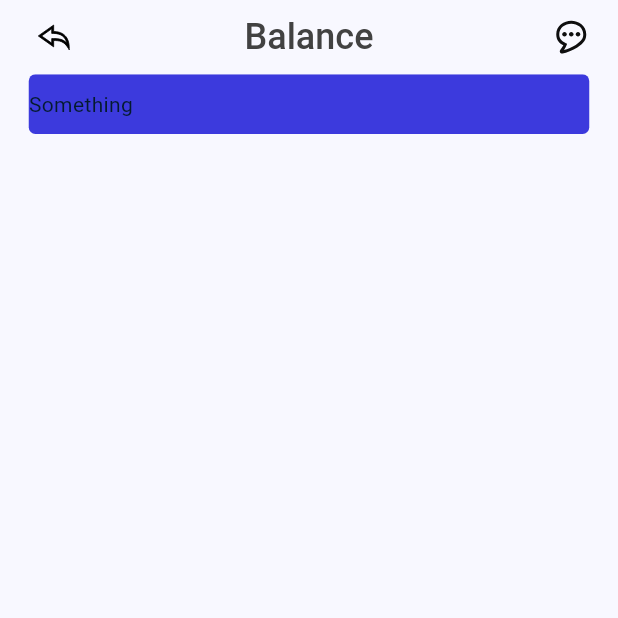
After one commit to isroilovismoiljon/talabajon_flutter, a Flutter app: the BalancePage screen opened by its route, on a phone screen of 412 x 824 dp, the top half of it. The commit adds this screen. Run offline on Flutter 3.47's test engine with Material 3 defaults, Android fonts, the phone set to English and light mode, and no system bars; our stand-ins replace dio, equatable, flutter_bloc, flutter_screenutil, flutter_secure_storage, flutter_svg and 6 more; missing offline and left inert: translator; accounts and stored records are empty.

Commit message:
Some changes sfdgfhgjk

```diff
--- a/lib/core/routing/router.dart
+++ b/lib/core/routing/router.dart
@@ -3,6 +3,7 @@ import 'package:talabajon/core/routing/routes.dart';
 import 'package:talabajon/features/auth/pages/login_page.dart';
 import 'package:talabajon/features/auth/pages/register_page.dart';
 import 'package:talabajon/features/auth/pages/verify_page.dart';
+import 'package:talabajon/features/balance/pages/balance_page.dart';
 import 'package:talabajon/features/home/pages/home_page.dart';
 import 'package:talabajon/features/profile/pages/profile_page.dart';
 import 'package:talabajon/features/service/pages/create_presentation_pages.dart';
@@ -58,5 +59,9 @@ final router = GoRouter(
         register: (state.extra as Map)["registerInfo"],
       ),
     ),
+    GoRoute(
+      path: Routes.balance,
+      builder: (context, state) => BalancePage(),
+    ),
   ],
 );
--- a/lib/core/routing/routes.dart
+++ b/lib/core/routing/routes.dart
@@ -9,4 +9,5 @@ class Routes {
   static const profile = "/profile";
   static const introductionApp = "/introduction-app";
   static const createPresentation = "/create-presentation";
+  static const balance = "/balance";
 }
--- /dev/null
+++ b/lib/features/balance/pages/balance_page.dart
@@ -0,0 +1,36 @@
+import 'package:flutter/material.dart';
+import 'package:flutter_screenutil/flutter_screenutil.dart';
+import 'package:talabajon/core/utils/colors.dart';
+import '../../common/widgets/app_bar_common.dart';
+
+class BalancePage extends StatelessWidget {
+  const BalancePage({super.key});
+
+  @override
+  Widget build(BuildContext context) {
+    return Scaffold(
+      appBar: AppBarCommon(
+        title: 'Balance',
+      ),
+      body: Padding(
+        padding: EdgeInsets.symmetric(horizontal: 20.w),
+        child: Column(
+          children: [
+            Container(
+              width: double.infinity,
+              height: 45.h,
+              decoration: BoxDecoration(color: AppColors.indigoBlue, borderRadius: BorderRadius.circular(5.r)),
+              child: Row(
+                children: [
+                  Container(
+                    child: Text('Something'),
+                  ),
+                ],
+              ),
+            ),
+          ],
+        ),
+      ),
+    );
+  }
+}
--- a/lib/features/common/widgets/dialog/alert_dialog_widget.dart
+++ b/lib/features/common/widgets/alert_dialog_widget.dart
@@ -3,8 +3,8 @@ import 'package:flutter_svg/flutter_svg.dart';
 import 'package:go_router/go_router.dart';
 import 'package:talabajon/core/utils/svgs.dart';
 
-import '../../../../core/l10n/app_localizations.dart';
-import '../../../../core/utils/styles.dart';
+import '../../../core/l10n/app_localizations.dart';
+import '../../../core/utils/styles.dart';
 
 class AlertDialogWidget extends StatelessWidget {
   const AlertDialogWidget({
--- a/lib/features/common/widgets/app_bar_common.dart
+++ b/lib/features/common/widgets/app_bar_common.dart
@@ -18,7 +18,7 @@ class AppBarCommon extends StatelessWidget implements PreferredSizeWidget {
   Widget build(BuildContext context) {
     return AppBar(
       surfaceTintColor: Colors.transparent,
-      leadingWidth: 75,
+      leadingWidth: 75.w,
       leading: Center(
         child: IconButton(
           onPressed: (){context.pop();},
--- a/lib/features/setting/pages/setting_page.dart
+++ b/lib/features/setting/pages/setting_page.dart
@@ -6,7 +6,7 @@ import 'package:talabajon/core/utils/colors.dart';
 import 'package:talabajon/core/utils/svgs.dart';
 import 'package:talabajon/features/common/widgets/custom_bottom_navigation_bar.dart';
 import 'package:talabajon/features/common/widgets/custom_svg_button.dart';
-import 'package:talabajon/features/common/widgets/dialog/alert_dialog_widget.dart';
+import 'package:talabajon/features/common/widgets/alert_dialog_widget.dart';
 import 'package:talabajon/features/setting/widget/setting_widget.dart';
 
 import '../../../core/l10n/app_localizations.dart';
--- a/lib/main.dart
+++ b/lib/main.dart
@@ -4,7 +4,6 @@ import 'package:flutter_screenutil/flutter_screenutil.dart';
 import 'package:shared_preferences/shared_preferences.dart';
 import 'package:talabajon/core/l10n/app_localizations.dart';
 import 'package:talabajon/core/routing/router.dart';
-
 import 'core/dependencies/bloc_dependencies.dart';
 import 'core/dependencies/dependencies.dart';
 import 'core/utils/themes.dart';
```
